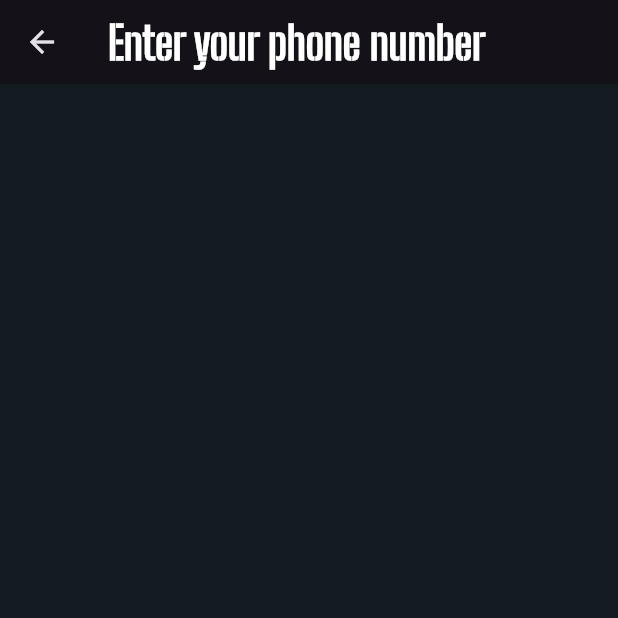
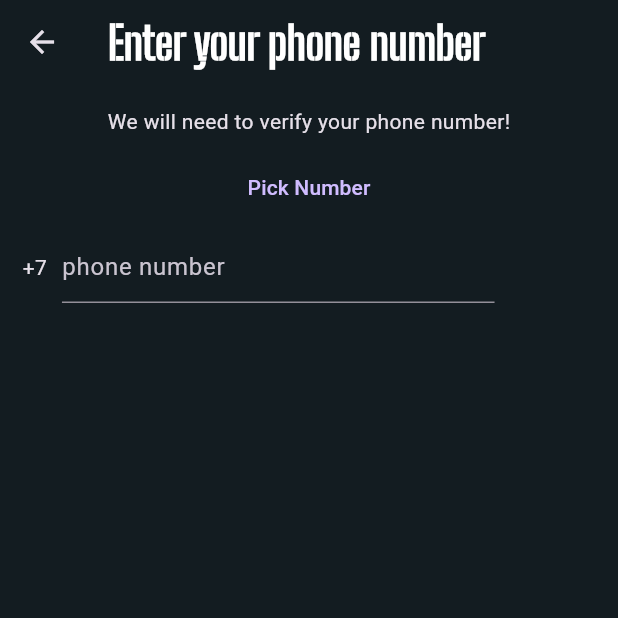
Before and after one commit to AkhrievSuleym/chat_app, a Flutter app: the LoginPage screen opened directly, on a phone screen of 412 x 824 dp, the top half of it. Run offline on Flutter 3.47's test engine with Material 3 defaults, Android fonts, the phone set to English and light mode, and no system bars; our stand-ins replace firebase_core; accounts and stored records are empty.

Commit message:
changes in loginn page

```diff
--- a/lib/features/auth/pages/login_page.dart
+++ b/lib/features/auth/pages/login_page.dart
@@ -1,4 +1,5 @@
 import 'package:flutter/material.dart';
+import 'package:my_chat_app/colors.dart';
 
 class LoginPage extends StatefulWidget {
   const LoginPage({super.key});
@@ -9,8 +10,18 @@ class LoginPage extends StatefulWidget {
 }
 
 class _LoginPageState extends State<LoginPage> {
+  final phoneController = TextEditingController();
+
+  @override
+  void dispose() {
+    super.dispose();
+    phoneController.dispose();
+  }
+
   @override
   Widget build(BuildContext context) {
+    final size = MediaQuery.of(context).size;
+
     return Scaffold(
       appBar: AppBar(
         title: const Text(
@@ -22,6 +33,44 @@ class _LoginPageState extends State<LoginPage> {
             color: Colors.white,
           ),
         ),
+        elevation: 0,
+        backgroundColor: backgroundColor,
+      ),
+      body: Padding(
+        padding: const EdgeInsets.all(15.0),
+        child: Column(
+          crossAxisAlignment: CrossAxisAlignment.center,
+          children: [
+            const Text('We will need to verify your phone number!'),
+            const SizedBox(
+              height: 10,
+            ),
+            TextButton(
+              onPressed: () {},
+              child: const Text('Pick Number'),
+            ),
+            const SizedBox(
+              height: 5,
+            ),
+            Row(
+              children: [
+                const Text('+7'),
+                const SizedBox(
+                  width: 10,
+                ),
+                SizedBox(
+                  width: size.width * 0.7,
+                  child: TextField(
+                    controller: phoneController,
+                    decoration: const InputDecoration(
+                      hintText: 'phone number',
+                    ),
+                  ),
+                )
+              ],
+            )
+          ],
+        ),
       ),
     );
   }
--- a/lib/router.dart
+++ b/lib/router.dart
@@ -1,4 +1,5 @@
 import 'package:flutter/material.dart';
+import 'package:my_chat_app/common/widgets/error.dart';
 import 'package:my_chat_app/features/auth/pages/login_page.dart';
 
 Route<dynamic> generateRoute(RouteSettings settings) {
@@ -9,7 +10,9 @@ Route<dynamic> generateRoute(RouteSettings settings) {
       );
     default:
       return MaterialPageRoute(
-        builder: (context) => const Scaffold(),
+        builder: (context) => const Scaffold(
+          body: ErrorPage(error: "This page doesn't exist"),
+        ),
       );
   }
 }
```
Also changed, not shown: lib/features/landing/screens/welcome_screen.dart (+6 -2 lines), lib/main.dart (+5 -3 lines).
